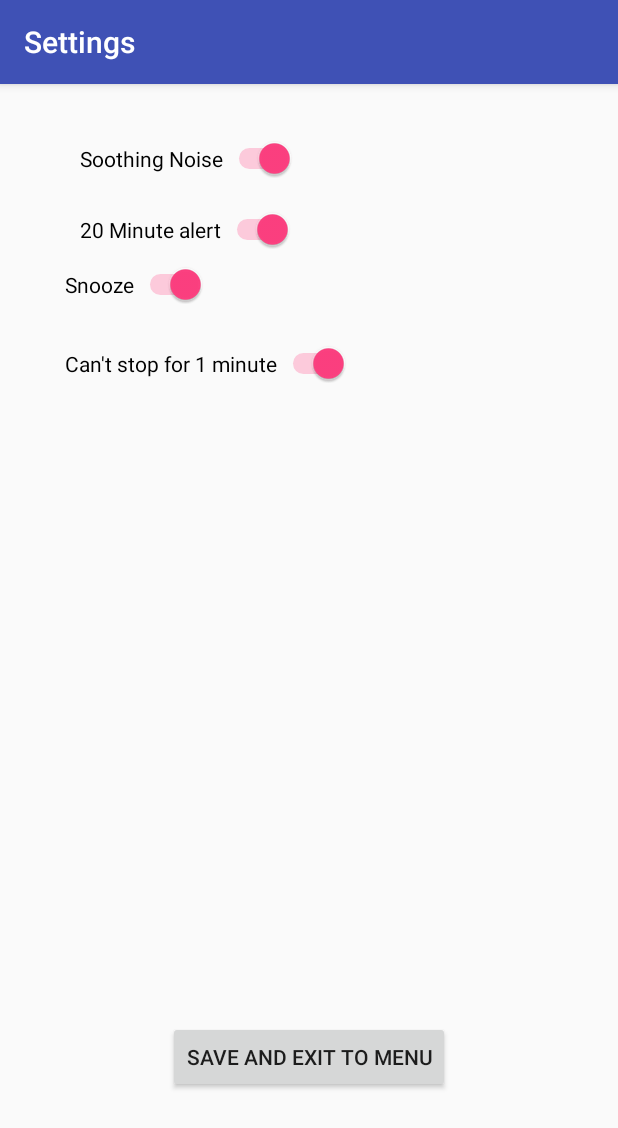
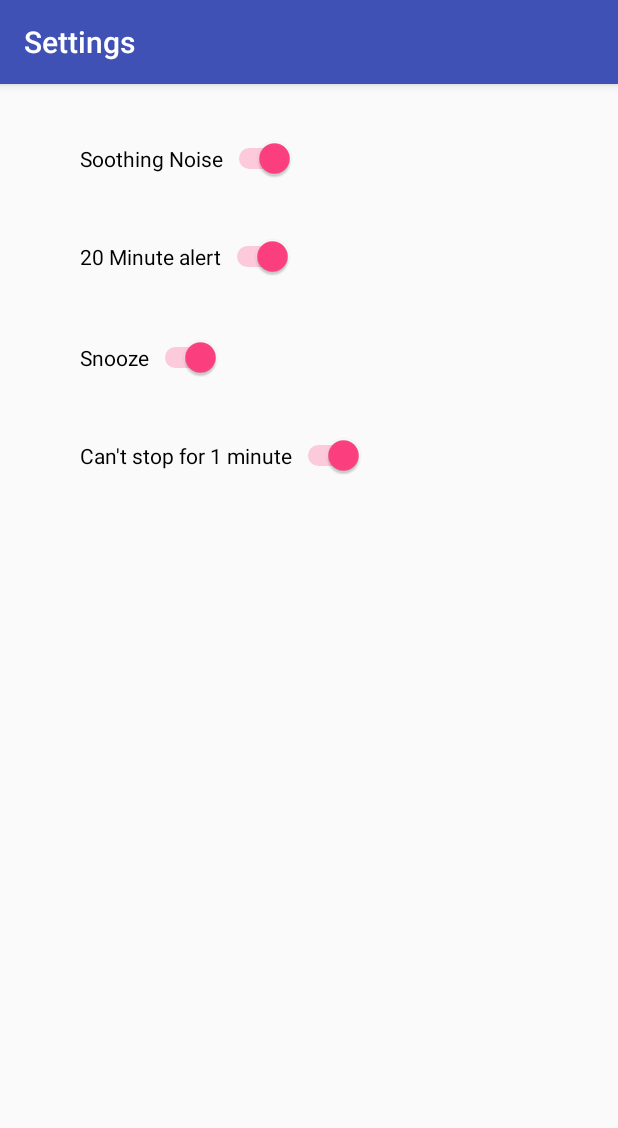
Before and after one commit to malcolm5858/AlexAndMalcolmSpartaHack2017, an Android app: the settingsActivity screen opened directly, with no data from a screen before it, on a phone screen of 412 x 824 dp. Shown: the top 1128 px of the screen. Run offline under Robolectric (Android 15) with nearby library versions, the phone set to English and light mode, and no system bars.

Commit message:
Wow, i removed a button

```diff
--- a/app/src/main/res/layout/activity_settings.xml
+++ b/app/src/main/res/layout/activity_settings.xml
@@ -23,31 +23,21 @@
         android:onClick="onCheck"
         />
 
-    <Switch
-        android:text="@string/MinuteAlert"
-        android:layout_width="wrap_content"
-        android:layout_height="wrap_content"
-        android:layout_marginTop="20dp"
-        android:id="@+id/MinuteAlert"
-        android:layout_below="@+id/SoothingNoise"
-        android:layout_alignStart="@+id/SoothingNoise"
-        android:onClick="onCheck"/>
-
-    <Button
-        android:text="@string/saveMenu"
-        android:layout_width="wrap_content"
-        android:layout_height="wrap_content"
-        android:id="@+id/button4"
-        android:onClick="backToMenu"
-        android:layout_alignParentBottom="true"
-        android:layout_centerHorizontal="true"
-        android:layout_marginBottom="79dp" />
+    <!--<Button-->
+        <!--android:text="@string/saveMenu"-->
+        <!--android:layout_width="wrap_content"-->
+        <!--android:layout_height="wrap_content"-->
+        <!--android:id="@+id/button4"-->
+        <!--android:onClick="backToMenu"-->
+        <!--android:layout_alignParentBottom="true"-->
+        <!--android:layout_centerHorizontal="true"-->
+        <!--android:layout_marginBottom="79dp" />-->
 
     <Switch
         android:text="@string/cantStop"
         android:layout_width="wrap_content"
         android:layout_height="wrap_content"
-        android:layout_marginTop="25dp"
+        android:layout_marginTop="38dp"
         android:id="@+id/CantStop"
         android:onClick="onCheck"
         android:layout_below="@+id/Snooze"
@@ -57,11 +47,20 @@
         android:text="@string/Snooze"
         android:layout_width="wrap_content"
         android:layout_height="wrap_content"
-        android:layout_marginTop="9dp"
+        android:layout_marginTop="40dp"
         android:id="@+id/Snooze"
         android:onClick="onCheck"
-        android:layout_marginStart="27dp"
         android:layout_below="@+id/MinuteAlert"
-        android:layout_alignParentStart="true" />
+        android:layout_alignStart="@+id/MinuteAlert" />
+
+    <Switch
+        android:text="@string/MinuteAlert"
+        android:layout_width="wrap_content"
+        android:layout_height="wrap_content"
+        android:layout_marginTop="38dp"
+        android:id="@+id/MinuteAlert"
+        android:onClick="onCheck"
+        android:layout_below="@+id/SoothingNoise"
+        android:layout_alignStart="@+id/SoothingNoise" />
 
 </RelativeLayout>
```
